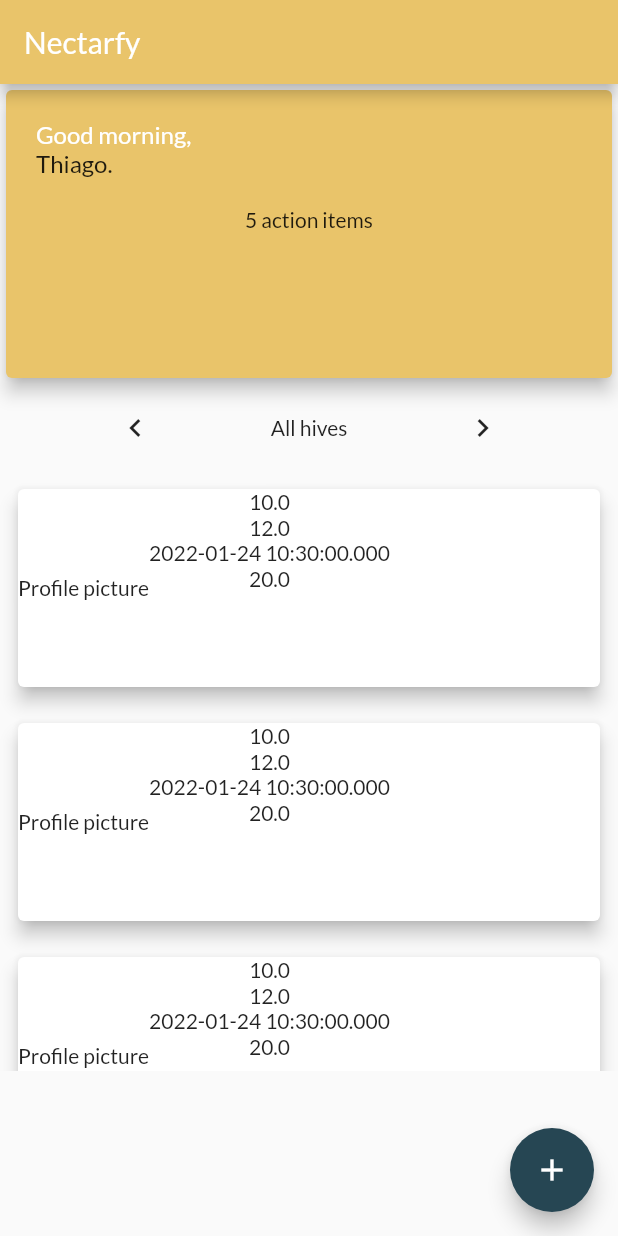
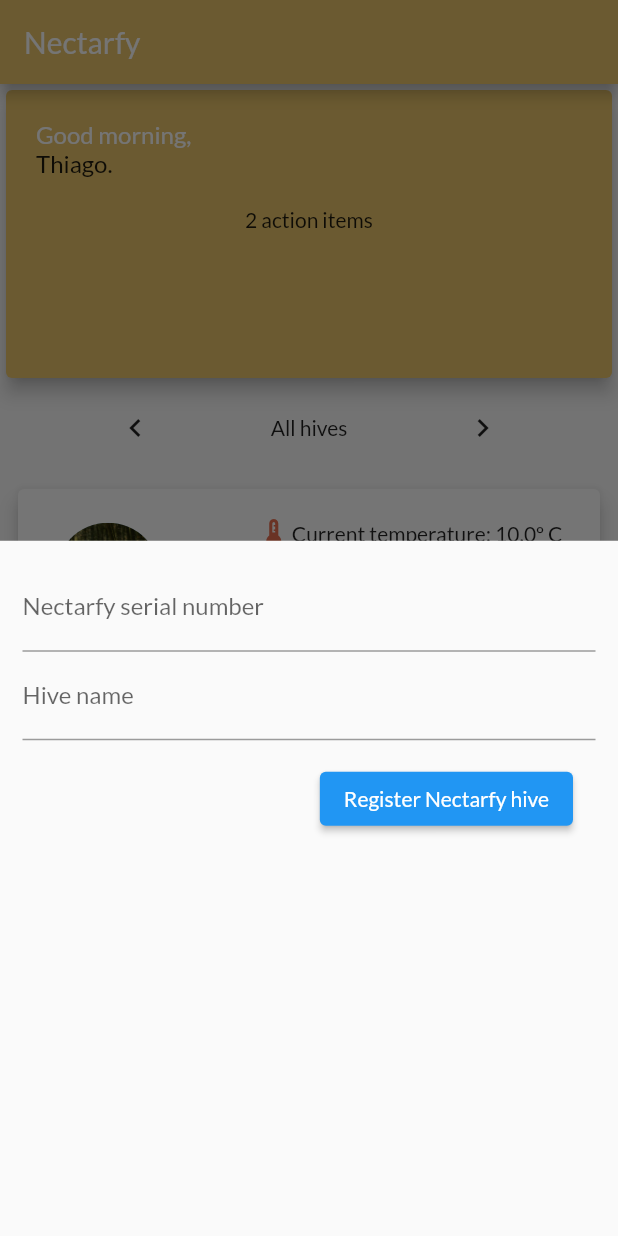
Before and after one commit to leowei31/nectarfy-app, a Flutter app: the screen it shows after launch, after a tap on the "add" icon, on a phone screen of 412 x 824 dp. Run offline on Flutter 3.47's test engine with Material 2 defaults, Android fonts, the light colour scheme and no system bars.

Commit message:
hive card design rough implementation

```diff
--- a/app/lib/main.dart
+++ b/app/lib/main.dart
@@ -1,6 +1,7 @@
 import 'package:flutter/material.dart';
 
 import './views/hive_module.dart';
+import './widgets/hive_module/add_hive.dart';
 
 void main() {
   runApp(const MyApp());
@@ -24,6 +25,7 @@
   }
 }
 
+
 class MyHomePage extends StatefulWidget {
   const MyHomePage({Key? key, required this.title}) : super(key: key);
   final String title;
@@ -33,6 +35,15 @@
 }
 
 class _MyHomePageState extends State<MyHomePage> {
+  void _addHiveHandler(BuildContext context) {
+    showModalBottomSheet(context: context, builder: (_) {
+      return AddHive(callbackFn: tempHandler);
+    });
+  }
+
+  void tempHandler() {
+    return;
+  }
 
   @override
   Widget build(BuildContext context) {
@@ -44,7 +55,7 @@
       body: const HiveModule(),
       floatingActionButton: FloatingActionButton(
         child: const Icon(Icons.add),
-        onPressed: () {},
+        onPressed: () => _addHiveHandler(context),
       )
     );
   }
--- a/app/lib/model/hive.dart
+++ b/app/lib/model/hive.dart
@@ -8,6 +8,7 @@
   final double weight;
   final DateTime lastFed;
   final bool hasActions;
+  final String profilePicPath;
 
   Hive({
     required this.id,
@@ -18,6 +19,7 @@
     required this.weight,
     required this.lastFed,
     required this.hasActions,
+    required this.profilePicPath,
   });
 
   String getId() {
@@ -51,4 +53,8 @@
   bool getHasActions() {
     return hasActions;
   }
+
+  String getProfilePicPath() {
+    return profilePicPath;
+  }
 }
--- /dev/null
+++ b/app/lib/widgets/hive_module/add_hive.dart
@@ -0,0 +1,49 @@
+import 'package:flutter/material.dart';
+
+class AddHive extends StatefulWidget {
+  final Function callbackFn;
+
+
+  const AddHive({ Key? key, required this.callbackFn }) : super(key: key);
+
+  @override
+
+
+  _AddHiveState createState() => _AddHiveState();
+}
+
+
+
+class _AddHiveState extends State<AddHive> {
+  final hiveIdController = TextEditingController();
+  final hiveNameController = TextEditingController();
+
+  @override
+  Widget build(BuildContext context) {
+    return Container(
+      height: 650,
+      width: double.infinity,
+      padding: const EdgeInsets.all(15),
+      child: Column(
+        crossAxisAlignment: CrossAxisAlignment.end,
+        children: <Widget>[
+          TextField(
+            controller: hiveIdController,
+            decoration: const InputDecoration(labelText: 'Nectarfy serial number'),
+            keyboardType: TextInputType.number,
+          ),
+          TextField(
+            controller: hiveNameController,
+            decoration: const InputDecoration(labelText: 'Hive name'),
+          ),
+          Container(
+            margin: const EdgeInsets.all(15),
+            child: ElevatedButton(
+              onPressed: () {},
+              child: const Text('Register Nectarfy hive')
+            )
+          ),
+      ],)
+    );
+  }
+}
--- a/app/lib/widgets/hive_module/hive_card.dart
+++ b/app/lib/widgets/hive_module/hive_card.dart
@@ -1,4 +1,5 @@
 import 'package:flutter/material.dart';
+import 'package:intl/intl.dart';
 
 import '../../model/hive.dart';
 
@@ -15,14 +16,58 @@
       margin: const EdgeInsets.all(8),
       child: Card(
         elevation: 5,
-        child: Row(children: <Widget>[
-          const Text('Profile picture'),
-          Column(children: <Widget>[
-            Text(hive.getTemperature().toString()),
-            Text(hive.getHumidity().toString()),
-            Text(hive.getLastFed().toString()),
-            Text(hive.getWeight().toString()),
-          ],)
+        child: Row(
+          mainAxisAlignment: MainAxisAlignment.spaceBetween,
+          children: <Widget>[
+            Container(
+                margin: const EdgeInsets.only(left: 25),
+                child:
+                  Column(
+                    mainAxisAlignment: MainAxisAlignment.center,
+                    children: <Widget>[
+                      CircleAvatar(
+                        backgroundImage: AssetImage('assets/images/${hive.getProfilePicPath()}'),
+                        radius: 35,
+                      ),
+                    Text(hive.getName())
+                  ]),
+            ),
+            Container(
+              margin: const EdgeInsets.only(right: 25),
+              child:
+                Column(
+                  mainAxisAlignment: MainAxisAlignment.center,
+                  crossAxisAlignment: CrossAxisAlignment.start,
+                  children: <Widget>[
+                    Row(children: <Widget>[
+                      const Icon(
+                        Icons.thermostat,
+                        color: Color.fromRGBO(231, 111, 81, 100),
+                      ),
+                      Text('Current temperature: ${hive.getTemperature().toString()}º C')
+                    ]),
+                    Row(children: <Widget>[
+                      const Icon(
+                        Icons.water,
+                        color: Color.fromRGBO(231, 111, 81, 100),
+                      ),
+                      Text('Current humidity: ${hive.getHumidity().toString()}%')
+                    ]),
+                    Row(children: <Widget>[
+                      const Icon(
+                        Icons.monitor_weight,
+                        color: Color.fromRGBO(231, 111, 81, 100),
+                      ),
+                      Text('Current weight: ${hive.getWeight().toString()} kg')
+                    ]),
+                    Row(children: <Widget>[
+                      const Icon(
+                        Icons.food_bank,
+                        color: Color.fromRGBO(231, 111, 81, 100),
+                      ),
+                      Text('Last fed: ${DateFormat.yMMMMd().format(hive.getLastFed())}')
+                    ]),
+              ],)),
         ],),
       ));
   }
--- a/app/lib/widgets/hive_module/hive_list.dart
+++ b/app/lib/widgets/hive_module/hive_list.dart
@@ -13,16 +13,14 @@
 class _HiveListState extends State<HiveList> {
 
   final List<Hive> listOfHives = [
-    Hive(id: 'h1', name: 'hive 1', ownerId: '0', humidity: 12, temperature: 10, weight: 20, lastFed: DateTime.now(), hasActions: false),
-    Hive(id: 'h2', name: 'hive 2', ownerId: '0', humidity: 12, temperature: 10, weight: 20, lastFed: DateTime.now(), hasActions: true),
-    Hive(id: 'h3', name: 'hive 3', ownerId: '0', humidity: 12, temperature: 10, weight: 20, lastFed: DateTime.now(), hasActions: true),
-    Hive(id: 'h4', name: 'hive 4', ownerId: '0', humidity: 12, temperature: 10, weight: 20, lastFed: DateTime.now(), hasActions: false),
-    Hive(id: 'h5', name: 'hive 5', ownerId: '0', humidity: 12, temperature: 10, weight: 20, lastFed: DateTime.now(), hasActions: false),
+    Hive(id: 'h1', name: 'hive 1', ownerId: '0', humidity: 12, temperature: 10, weight: 20, lastFed: DateTime.now(), hasActions: false, profilePicPath: 'hive_1.jpg'),
+    Hive(id: 'h2', name: 'hive 2', ownerId: '0', humidity: 12, temperature: 10, weight: 20, lastFed: DateTime.now(), hasActions: true, profilePicPath: 'hive_2.jpg'),
+    Hive(id: 'h3', name: 'hive 3', ownerId: '0', humidity: 12, temperature: 10, weight: 20, lastFed: DateTime.now(), hasActions: true, profilePicPath: 'hive_3.jpg'),
   ];
 
   final List<Hive> actionList = [
-    Hive(id: 'h2', name: 'hive 2', ownerId: '0', humidity: 12, temperature: 10, weight: 20, lastFed: DateTime.now(), hasActions: true),
-    Hive(id: 'h3', name: 'hive 3', ownerId: '0', humidity: 12, temperature: 10, weight: 20, lastFed: DateTime.now(), hasActions: true),
+    // Hive(id: 'h2', name: 'hive 2', ownerId: '0', humidity: 12, temperature: 10, weight: 20, lastFed: DateTime.now(), hasActions: true, profilePicPath: 'hive_2.jpg'),
+    // Hive(id: 'h3', name: 'hive 3', ownerId: '0', humidity: 12, temperature: 10, weight: 20, lastFed: DateTime.now(), hasActions: true, profilePicPath: 'hive_3.jpg'),
   ];
 
   bool allHives = true;
@@ -47,17 +45,23 @@
               IconButton(onPressed: changeCategoryHandler, icon: const Icon(Icons.keyboard_arrow_right_outlined)),
         ],),),
 
+        (allHives && listOfHives.isEmpty) || (!allHives && actionList.isEmpty) ?
+          // Container(
+          Column(children: <Widget>[
+            Image.asset('assets/images/no_hive.png'),
+            const Text('No hives to display!'),
+          ],)
+          // )
+          :
           SizedBox(
             height: 400,
             width: double.infinity,
             child: ListView.builder(
             itemBuilder: (ctx, i) {
               return HiveCard(hive: allHives ? listOfHives[i] : actionList[i]);
-            // return HiveCard(hive: listOfHives[i]);
             },
             itemCount: allHives ? listOfHives.length : actionList.length,
           ))
-
       ],
     );
   }
--- a/app/lib/widgets/hive_module/welcome_dashboard.dart
+++ b/app/lib/widgets/hive_module/welcome_dashboard.dart
@@ -21,7 +21,7 @@
           children: const <Widget>[
             WelcomeUserTitle(firstName: 'Thiago'),
             Expanded(
-              child: ActionItemsDashboard(actions: 5)
+              child: ActionItemsDashboard(actions: 2)
             )
           ],
         ),
```
Also changed, not shown: app/pubspec.yaml (+7 -3 lines), app/assets/images/hive_1.jpg (added), app/assets/images/hive_2.jpg (added), app/assets/images/hive_3.jpg (added), app/assets/images/no_hive.png (added), app/assets/images/temp_icon.png (added). Lines whose indentation alone changed are shown as unchanged.
